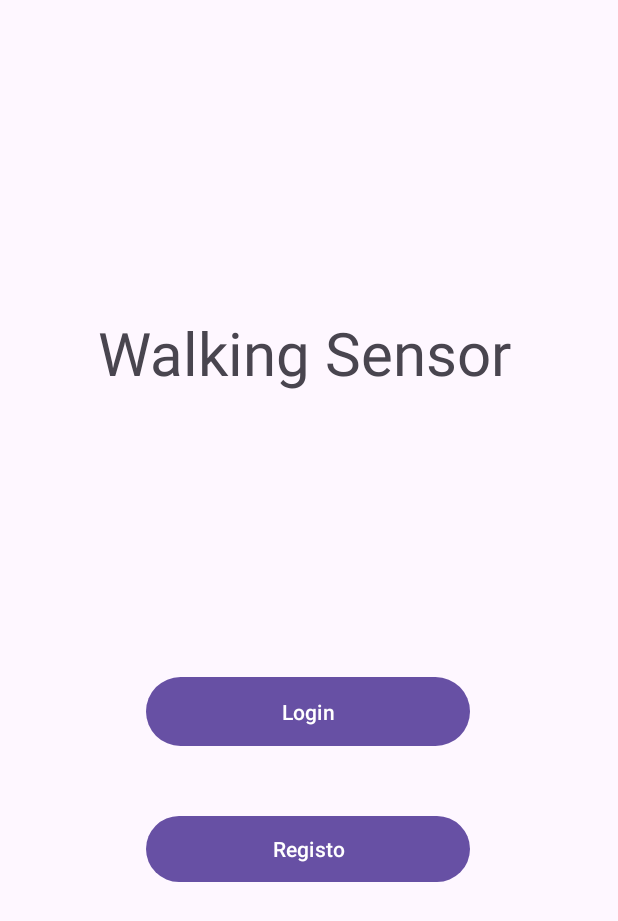
After one commit to Rebolas/SphereMaze, an Android app: the layout activity_landing.xml on its own in the app's theme, with its tools: preview values and no code run, on a phone screen of 412 x 824 dp. The commit adds this screen. Shown: the top 921 px of the screen. Run offline under Robolectric (Android 15) with nearby library versions, the phone set to English and light mode, and no system bars.

Commit message:
Landing page, login a comunicar com a API e paginas de registo

```diff
--- a/app/src/main/java/pt/ipt/walkingsensor/model/Utilizador.kt
+++ b/app/src/main/java/pt/ipt/walkingsensor/model/Utilizador.kt
@@ -1,4 +1,4 @@
 package pt.ipt.walkingsensor.model
 
-class Utilizador (val username: String, val Token: String, val Scores: List<Int> ){
+class Utilizador (val email: String?, val password: String?){
 }
--- /dev/null
+++ b/app/src/main/res/layout/activity_landing.xml
@@ -0,0 +1,44 @@
+<?xml version="1.0" encoding="utf-8"?>
+<androidx.constraintlayout.widget.ConstraintLayout xmlns:android="http://schemas.android.com/apk/res/android"
+    xmlns:app="http://schemas.android.com/apk/res-auto"
+    xmlns:tools="http://schemas.android.com/tools"
+    android:layout_width="match_parent"
+    android:layout_height="match_parent"
+    tools:context="pt.ipt.walkingsensor.LandingActivity">
+
+    <TextView
+        android:id="@+id/textView"
+        android:layout_width="280dp"
+        android:layout_height="62dp"
+        android:text="@string/GameName"
+        android:textSize="40sp"
+        app:layout_constraintBottom_toBottomOf="parent"
+        app:layout_constraintEnd_toEndOf="parent"
+        app:layout_constraintHorizontal_bias="0.496"
+        app:layout_constraintStart_toStartOf="parent"
+        app:layout_constraintTop_toTopOf="parent"
+        app:layout_constraintVertical_bias="0.273" />
+
+    <Button
+        android:id="@+id/button3"
+        android:layout_width="216dp"
+        android:layout_height="54dp"
+        android:text="Login"
+        app:layout_constraintBottom_toTopOf="@+id/button4"
+        app:layout_constraintEnd_toEndOf="parent"
+        app:layout_constraintHorizontal_bias="0.497"
+        app:layout_constraintStart_toStartOf="parent"
+        app:layout_constraintTop_toBottomOf="@+id/textView"
+        app:layout_constraintVertical_bias="0.82" />
+
+    <Button
+        android:id="@+id/button4"
+        android:layout_width="216dp"
+        android:layout_height="52dp"
+        android:layout_marginBottom="232dp"
+        android:text="Registo"
+        app:layout_constraintBottom_toBottomOf="parent"
+        app:layout_constraintEnd_toEndOf="parent"
+        app:layout_constraintHorizontal_bias="0.497"
+        app:layout_constraintStart_toStartOf="parent" />
+</androidx.constraintlayout.widget.ConstraintLayout>
--- a/app/src/main/res/layout/activity_login.xml
+++ b/app/src/main/res/layout/activity_login.xml
@@ -27,11 +27,11 @@
         app:layout_constraintEnd_toEndOf="parent"
         app:layout_constraintHorizontal_bias="0.284"
         app:layout_constraintStart_toStartOf="parent"
-        app:layout_constraintTop_toBottomOf="@+id/UsernameText"
+        app:layout_constraintTop_toBottomOf="@+id/EmailText"
         app:layout_constraintVertical_bias="0.111" />
 
     <EditText
-        android:id="@+id/UsernameText"
+        android:id="@+id/EmailText"
         android:layout_width="227dp"
         android:layout_height="60dp"
         android:ems="10"
@@ -68,7 +68,7 @@
         android:id="@+id/textViewTestes"
         android:layout_width="wrap_content"
         android:layout_height="wrap_content"
-        app:layout_constraintBottom_toTopOf="@+id/UsernameText"
+        app:layout_constraintBottom_toTopOf="@+id/EmailText"
         app:layout_constraintEnd_toEndOf="parent"
         app:layout_constraintStart_toStartOf="parent"
         app:layout_constraintTop_toTopOf="parent" />
--- a/app/src/main/res/layout/activity_main.xml
+++ b/app/src/main/res/layout/activity_main.xml
@@ -8,8 +8,8 @@
 
     <TextView
         android:id="@+id/textView"
-        android:layout_width="wrap_content"
-        android:layout_height="wrap_content"
+        android:layout_width="280dp"
+        android:layout_height="62dp"
         android:text="@string/GameName"
         android:textSize="40sp"
         app:layout_constraintBottom_toBottomOf="parent"
```
Also changed, not shown: app/src/main/AndroidManifest.xml (+9 -10 lines), app/src/main/java/pt/ipt/walkingsensor/LandingActivity.kt (added, +12 -0 lines), app/src/main/java/pt/ipt/walkingsensor/LoginActivity.kt (+42 -5 lines), app/src/main/java/pt/ipt/walkingsensor/Register.kt (added, +12 -0 lines), app/src/main/java/pt/ipt/walkingsensor/RetrofitInitializer.kt (+6 -2 lines), app/src/main/java/pt/ipt/walkingsensor/model/APIResult.kt (added, +8 -0 lines), app/src/main/java/pt/ipt/walkingsensor/service/APIConnector.kt (+11 -0 lines), app/src/main/res/layout/activity_register.xml (added, +118 -0 lines).
